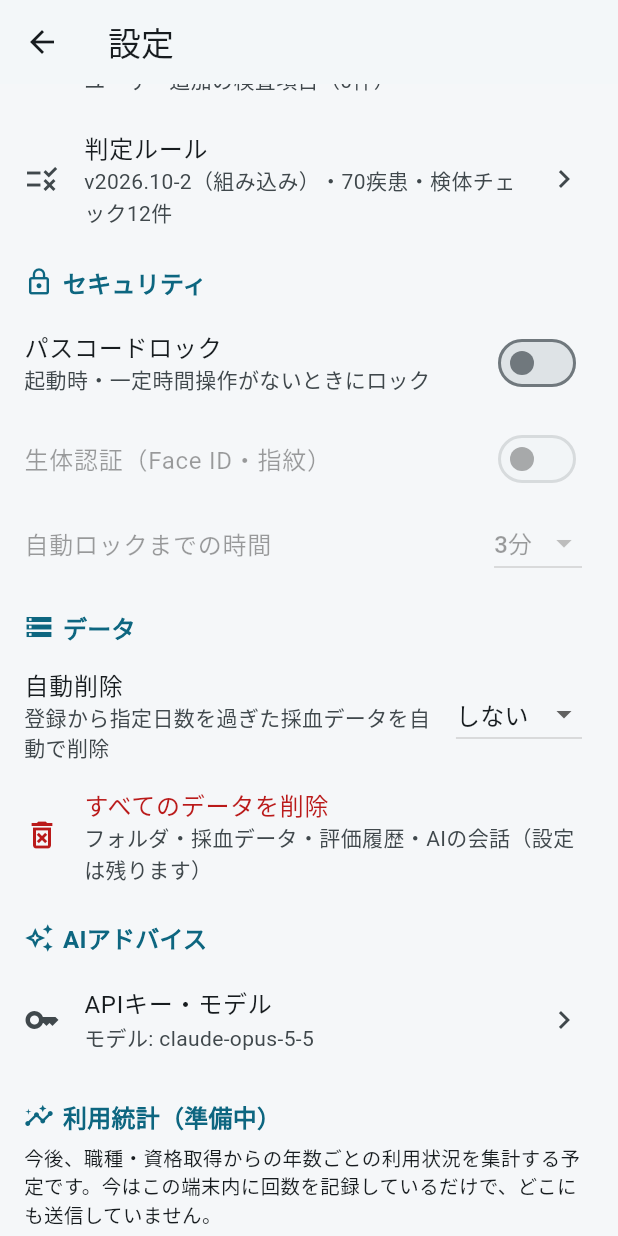
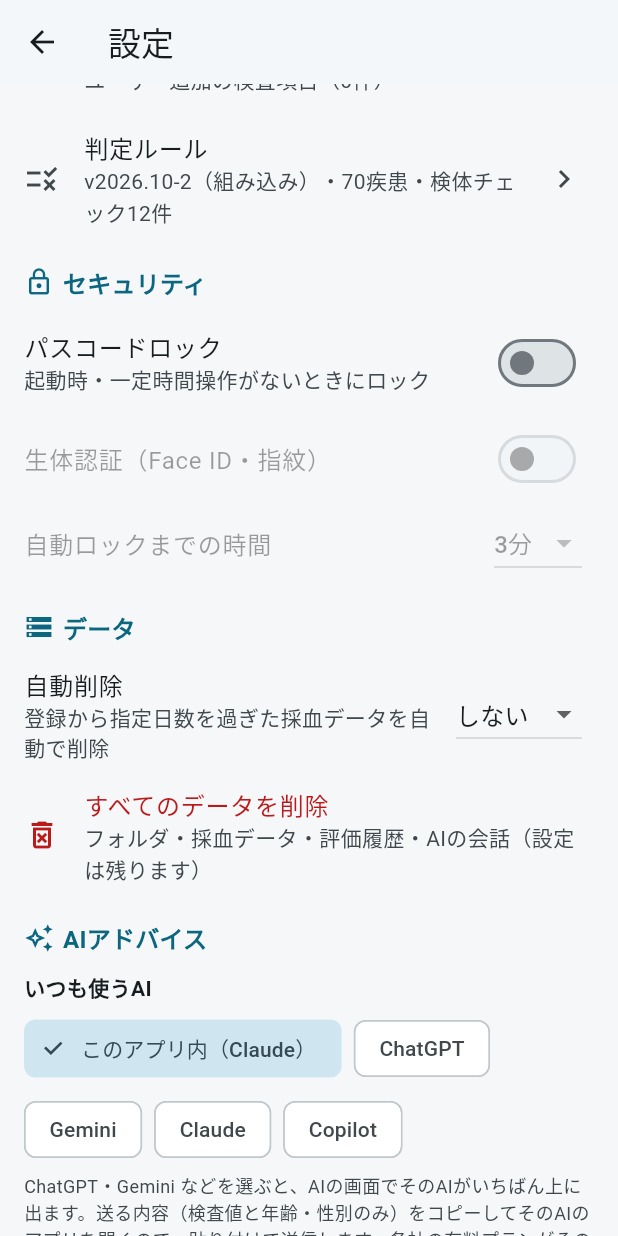
Before and after one commit to taruto0504/saiketu, a Flutter app: the SettingsScreen screen opened directly, scrolled down 576 dp, on a phone screen of 412 x 824 dp. Run offline on Flutter 3.47's test engine with Material 3 defaults, Android fonts, the phone set to English and light mode, and no system bars; our stand-ins replace connectivity_plus, fl_chart, flutter_secure_storage, image_picker, local_auth, shared_preferences and 1 more; accounts and stored records are empty.

Commit message:
Choose the AI you usually use in settings
A new いつも使うAI setting (this app's Claude, ChatGPT, Gemini, Claude,
Copilot) puts the chosen AI at the top of the AI screen with a single
button that copies the prompt and opens it.

Co-Authored-By: Claude Opus 5.5 <noreply@anthropic.com>
Claude-Session: https://claude.ai/code/session_018od6uKdjrvoAUpTTuvYb1F

```diff
--- a/lib/screens/ai_screen.dart
+++ b/lib/screens/ai_screen.dart
@@ -199,6 +199,7 @@ class _AiScreenState extends State<AiScreen> {
     final scheme = Theme.of(context).colorScheme;
     final canUse = _online && _hasKey && !_busy;
     final started = _messages.isNotEmpty;
+    final fav = externalAis.where((a) => a.id == settings.preferredAi).firstOrNull;
     return Scaffold(
       appBar: AppBar(
         title: const Text('AIアドバイス'),
@@ -244,6 +245,29 @@ class _AiScreenState extends State<AiScreen> {
               controller: _scroll,
               padding: const EdgeInsets.only(bottom: 12),
               children: [
+                if (!started && fav != null)
+                  Card(
+                    margin: const EdgeInsets.fromLTRB(12, 12, 12, 0),
+                    child: Padding(
+                      padding: const EdgeInsets.all(14),
+                      child: Column(crossAxisAlignment: CrossAxisAlignment.start, children: [
+                        Text('${fav.name}で聞く', style: const TextStyle(fontWeight: FontWeight.w700, fontSize: 16)),
+                        Text('（設定で選んだ「いつも使うAI」）', style: TextStyle(fontSize: 12, color: scheme.onSurfaceVariant)),
+                        const SizedBox(height: 10),
+                        SizedBox(
+                          width: double.infinity,
+                          child: FilledButton.icon(
+                            onPressed: () => _askExternal(fav.name, fav.url),
+                            icon: const Icon(Icons.open_in_new),
+                            label: Text('${fav.name}で評価する'),
+                          ),
+                        ),
+                        const SizedBox(height: 6),
+                        Text('送る内容（検査値と年齢・性別のみ）をコピーして ${fav.name} を開きます。入力欄に貼り付けて送信してください。',
+                            style: TextStyle(fontSize: 12, color: scheme.onSurfaceVariant)),
+                      ]),
+                    ),
+                  ),
                 if (!started)
                   Padding(
                     padding: const EdgeInsets.all(16),
@@ -269,14 +293,12 @@ class _AiScreenState extends State<AiScreen> {
                           style: TextStyle(color: scheme.onSurfaceVariant)),
                       const SizedBox(height: 8),
                       Wrap(spacing: 8, runSpacing: 8, children: [
-                        for (final (name, url) in const [
-                          ('ChatGPT', 'https://chatgpt.com/'),
-                          ('Gemini', 'https://gemini.google.com/app'),
-                          ('Claude', 'https://claude.ai/new'),
-                          ('Copilot', 'https://copilot.microsoft.com/'),
-                          ('その他（コピーのみ）', null),
-                        ])
-                          OutlinedButton(onPressed: () => _askExternal(name, url), child: Text(name)),
+                        for (final a in externalAis)
+                          if (a.id == settings.preferredAi)
+                            FilledButton.tonal(onPressed: () => _askExternal(a.name, a.url), child: Text('${a.name}（いつもの）'))
+                          else
+                            OutlinedButton(onPressed: () => _askExternal(a.name, a.url), child: Text(a.name)),
+                        OutlinedButton(onPressed: () => _askExternal('その他', null), child: const Text('その他（コピーのみ）')),
                       ]),
                     ]),
                   ),
@@ -409,3 +431,11 @@ class _Bubble extends StatelessWidget {
       .replaceAll('**', '')
       .replaceAllMapped(RegExp(r'^(\s*)[-*]\s+', multiLine: true), (m) => '${m[1]}・');
 }
+
+/// ふだん使っているAI（コピーしてそのAIのアプリを開く）。
+const externalAis = [
+  (id: 'chatgpt', name: 'ChatGPT', url: 'https://chatgpt.com/'),
+  (id: 'gemini', name: 'Gemini', url: 'https://gemini.google.com/app'),
+  (id: 'claude', name: 'Claude', url: 'https://claude.ai/new'),
+  (id: 'copilot', name: 'Copilot', url: 'https://copilot.microsoft.com/'),
+];
--- a/lib/screens/settings_screen.dart
+++ b/lib/screens/settings_screen.dart
@@ -1,6 +1,7 @@
 import 'dart:convert';
 
 import 'package:flutter/material.dart';
+import 'ai_screen.dart' show externalAis;
 import 'package:flutter/services.dart';
 import 'package:local_auth/local_auth.dart';
 import 'package:provider/provider.dart';
@@ -181,6 +182,20 @@ class SettingsScreen extends StatelessWidget {
             },
           ),
           const SectionHeader('AIアドバイス', icon: Icons.auto_awesome_outlined),
+          Padding(
+            padding: const EdgeInsets.fromLTRB(16, 4, 16, 0),
+            child: Column(crossAxisAlignment: CrossAxisAlignment.start, children: [
+              const Text('いつも使うAI', style: TextStyle(fontWeight: FontWeight.w600)),
+              const SizedBox(height: 6),
+              Wrap(spacing: 8, runSpacing: 6, children: [
+                for (final (k, l) in externalAis.map((a) => (a.id, a.name)).toList()..insert(0, ('app', 'このアプリ内（Claude）')))
+                  ChoiceChip(label: Text(l), selected: s.preferredAi == k, onSelected: (_) => s.setPreferredAi(k)),
+              ]),
+              const SizedBox(height: 4),
+              Text('ChatGPT・Gemini などを選ぶと、AIの画面でそのAIがいちばん上に出ます。送る内容（検査値と年齢・性別のみ）をコピーしてそのAIのアプリを開くので、貼り付けて送信します。各社の有料プランがそのまま使え、APIキーは不要です。',
+                  style: TextStyle(fontSize: 12, color: Theme.of(context).colorScheme.onSurfaceVariant)),
+            ]),
+          ),
           ListTile(
             leading: const Icon(Icons.key_outlined),
             title: const Text('APIキー・モデル'),
--- a/lib/services/settings.dart
+++ b/lib/services/settings.dart
@@ -81,6 +81,13 @@ class AppSettings extends ChangeNotifier {
     notifyListeners();
   }
 
+  /// いつも使うAI（'app' = このアプリ内の Claude API、または 'chatgpt' 'gemini' 'claude' 'copilot'）。
+  String get preferredAi => _prefs.getString('preferred_ai') ?? 'app';
+  Future<void> setPreferredAi(String v) async {
+    await _prefs.setString('preferred_ai', v);
+    notifyListeners();
+  }
+
   String get aiModel => _prefs.getString('ai_model') ?? defaultModel;
   Future<void> setAiModel(String v) async {
     await _prefs.setString('ai_model', v.trim().isEmpty ? defaultModel : v.trim());
```
Also changed, not shown: 1 other file.
